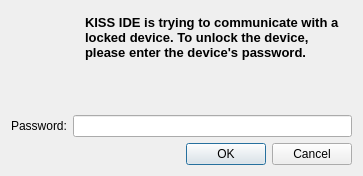
Qt form ui/PasswordDialog.ui (kipr/kiss) before a commit.
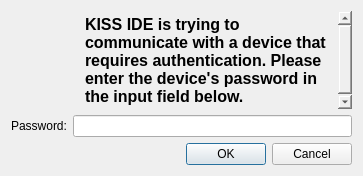
The same form after that commit. Icons and pictures are not drawn.

Commit message: Version bump and slightly larger font in password dialog

```diff
--- a/ui/PasswordDialog.ui
+++ b/ui/PasswordDialog.ui
@@ -59,8 +59,8 @@
         <string>&lt;!DOCTYPE HTML PUBLIC &quot;-//W3C//DTD HTML 4.0//EN&quot; &quot;http://www.w3.org/TR/REC-html40/strict.dtd&quot;&gt;
 &lt;html&gt;&lt;head&gt;&lt;meta name=&quot;qrichtext&quot; content=&quot;1&quot; /&gt;&lt;style type=&quot;text/css&quot;&gt;
 p, li { white-space: pre-wrap; }
-&lt;/style&gt;&lt;/head&gt;&lt;body style=&quot; font-family:'Ubuntu'; font-size:11pt; font-weight:400; font-style:normal;&quot;&gt;
-&lt;p style=&quot; margin-top:0px; margin-bottom:0px; margin-left:0px; margin-right:0px; -qt-block-indent:0; text-indent:0px;&quot;&gt;&lt;span style=&quot; font-family:'Lucida Grande'; font-size:10pt; font-weight:600;&quot;&gt;KISS IDE is trying to communicate with a locked device. To unlock the device, please enter the device's password.&lt;/span&gt;&lt;/p&gt;&lt;/body&gt;&lt;/html&gt;</string>
+&lt;/style&gt;&lt;/head&gt;&lt;body style=&quot; font-family:'Lucida Grande'; font-size:13pt; font-weight:400; font-style:normal;&quot;&gt;
+&lt;p style=&quot; margin-top:0px; margin-bottom:0px; margin-left:0px; margin-right:0px; -qt-block-indent:0; text-indent:0px;&quot;&gt;&lt;span style=&quot; font-size:12pt; font-weight:600;&quot;&gt;KISS IDE is trying to communicate with a device that requires authentication. Please enter the device's password in the input field below.&lt;/span&gt;&lt;/p&gt;&lt;/body&gt;&lt;/html&gt;</string>
        </property>
        <property name="textInteractionFlags">
         <set>Qt::NoTextInteraction</set>
```
The commit also changes 1 other file.
